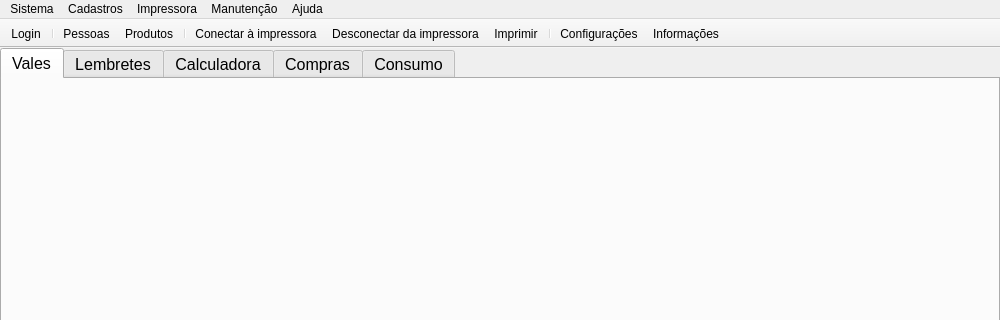
First picture: the form in mainwindow.ui, repository leidensj/BKVale, before the edit; both pictures show x 0 to 1000 and y 0 to 320 of the 1000 by 600 pixel window.
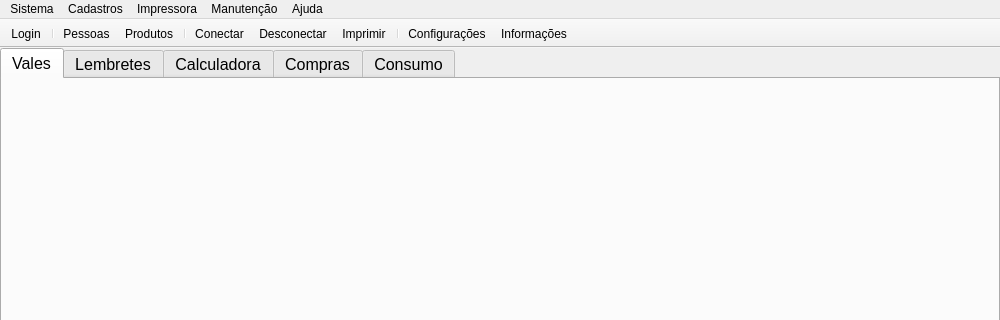
Second picture: the form after the edit. Icons and pictures are not drawn.

The edit to the form file:
```diff
--- a/mainwindow.ui
+++ b/mainwindow.ui
@@ -207,7 +207,7 @@
      <normaloff>:/icons/res/connected.png</normaloff>:/icons/res/connected.png</iconset>
    </property>
    <property name="text">
-    <string>Conectar à impressora</string>
+    <string>Conectar</string>
    </property>
   </action>
   <action name="actionDisconnect">
@@ -216,7 +216,7 @@
      <normaloff>:/icons/res/disconnected.png</normaloff>:/icons/res/disconnected.png</iconset>
    </property>
    <property name="text">
-    <string>Desconectar da impressora</string>
+    <string>Desconectar</string>
    </property>
   </action>
   <action name="actionPrint">
```
